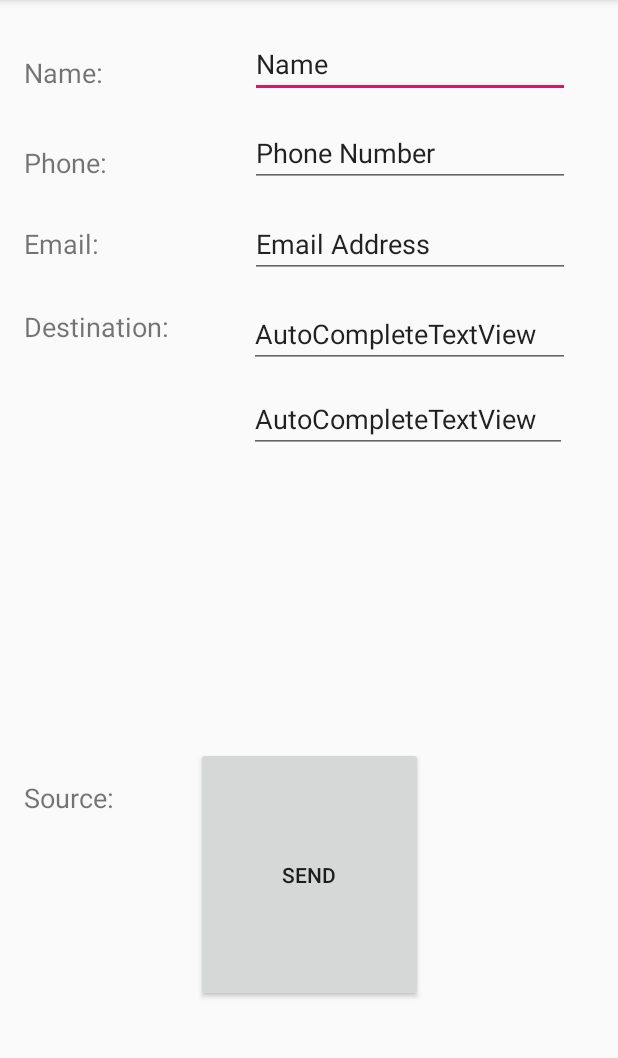
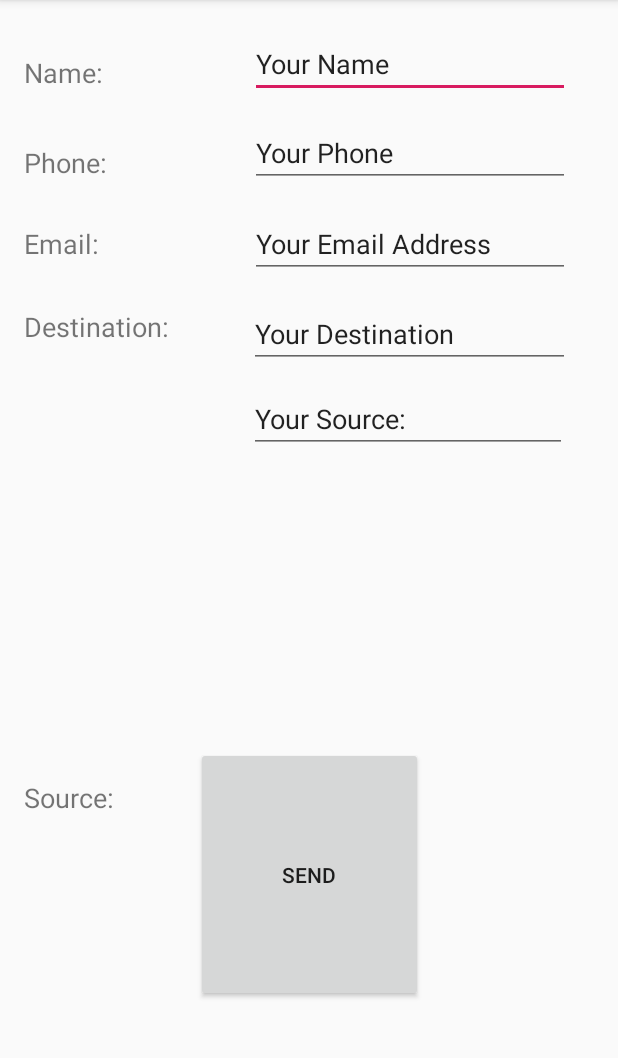
Before and after one commit to Davidr444/Android5779_1395_8250, an Android app: the MainActivity screen opened directly, with no data from a screen before it, on a phone screen of 412 x 824 dp, the part 84-1142 px from its top. Run offline under Robolectric (Android 15) with nearby library versions, the phone set to English and light mode, and no system bars; our stand-ins replace Firebase (no records; nobody signed in at launch, a user with empty details on screens opened directly).

Commit message:
adding MainActivity.xml

```diff
--- a/app/src/main/AndroidManifest.xml
+++ b/app/src/main/AndroidManifest.xml
@@ -1,6 +1,9 @@
 <?xml version="1.0" encoding="utf-8"?>
 <manifest xmlns:android="http://schemas.android.com/apk/res/android"
     package="com.jct.davidandyair.android5779_1395_8250">
+
+    <uses-permission android:name="android.permission.ACCESS_FINE_LOCATION"/>
+    <uses-permission android:name="android.permission.ACCESS_COARSE_LOCATION"/>
 
     <application
         android:allowBackup="true"
--- a/app/src/main/res/layout/activity_main.xml
+++ b/app/src/main/res/layout/activity_main.xml
@@ -16,7 +16,7 @@
         android:layout_marginEnd="60dp"
         android:layout_marginRight="60dp"
         android:layout_marginBottom="30dp"
-        android:text="Name:"
+        android:text="@string/passenger_name"
         android:textSize="18sp"
         app:layout_constraintBottom_toTopOf="@+id/textView3"
         app:layout_constraintEnd_toStartOf="@+id/editText"
@@ -32,7 +32,7 @@
         android:layout_marginEnd="60dp"
         android:layout_marginRight="60dp"
         android:layout_marginBottom="24dp"
-        android:text="Phone:"
+        android:text="@string/passenger_phone"
         android:textSize="18sp"
         app:layout_constraintBottom_toTopOf="@+id/textView4"
         app:layout_constraintEnd_toStartOf="@+id/editText3"
@@ -48,7 +48,7 @@
         android:layout_marginEnd="60dp"
         android:layout_marginRight="60dp"
         android:layout_marginBottom="25dp"
-        android:text="Email:"
+        android:text="@string/passenger_email"
         android:textSize="18sp"
         app:layout_constraintBottom_toTopOf="@+id/textView5"
         app:layout_constraintEnd_toStartOf="@+id/editText4"
@@ -65,7 +65,7 @@
         android:layout_marginEnd="17dp"
         android:layout_marginRight="17dp"
         android:layout_marginBottom="122dp"
-        android:text="Destination:"
+        android:text="@string/passenger_destination"
         android:textSize="18sp"
         app:layout_constraintBottom_toTopOf="@+id/button"
         app:layout_constraintEnd_toStartOf="@+id/autoCompleteTextView"
@@ -81,7 +81,7 @@
         android:layout_marginEnd="17dp"
         android:layout_marginRight="17dp"
         android:layout_marginBottom="219dp"
-        android:text="Source:"
+        android:text="@string/passenger_source"
         android:textSize="18sp"
         app:layout_constraintBottom_toBottomOf="parent"
         app:layout_constraintEnd_toStartOf="@+id/autoCompleteTextView3"
@@ -98,7 +98,7 @@
         android:layout_marginRight="32dp"
         android:ems="10"
         android:inputType="textPersonName"
-        android:text="Name"
+        android:text="@string/passenger_fill_name"
         app:layout_constraintEnd_toEndOf="parent"
         app:layout_constraintStart_toEndOf="@+id/textView"
         app:layout_constraintTop_toTopOf="parent" />
@@ -112,7 +112,7 @@
         android:layout_marginRight="32dp"
         android:ems="10"
         android:inputType="phone"
-        android:text="Phone Number"
+        android:text="@string/passenger_fill_Phone"
         app:layout_constraintEnd_toEndOf="parent"
         app:layout_constraintStart_toEndOf="@+id/textView3"
         app:layout_constraintTop_toBottomOf="@+id/editText" />
@@ -126,7 +126,7 @@
         android:layout_marginRight="32dp"
         android:ems="10"
         android:inputType="textEmailAddress"
-        android:text="Email Address"
+        android:text="@string/passenger_fill_email"
         app:layout_constraintEnd_toEndOf="parent"
         app:layout_constraintStart_toEndOf="@+id/textView4"
         app:layout_constraintTop_toBottomOf="@+id/editText3" />
@@ -138,7 +138,7 @@
         android:layout_marginTop="16dp"
         android:layout_marginEnd="32dp"
         android:layout_marginRight="32dp"
-        android:text="AutoCompleteTextView"
+        android:text="@string/passenger_fill_destination"
         app:layout_constraintEnd_toEndOf="parent"
         app:layout_constraintTop_toBottomOf="@+id/editText4" />
 
@@ -149,7 +149,7 @@
         android:layout_marginTop="15dp"
         android:layout_marginEnd="34dp"
         android:layout_marginRight="34dp"
-        android:text="AutoCompleteTextView"
+        android:text="@string/passenger_fill_source"
         app:layout_constraintEnd_toEndOf="parent"
         app:layout_constraintStart_toEndOf="@+id/textView6"
         app:layout_constraintTop_toBottomOf="@+id/autoCompleteTextView" />
@@ -159,7 +159,7 @@
         android:layout_width="151dp"
         android:layout_height="0dp"
         android:layout_marginBottom="100dp"
-        android:text="Send"
+        android:text="@string/send_button"
         app:layout_constraintBottom_toBottomOf="parent"
         app:layout_constraintEnd_toEndOf="parent"
         app:layout_constraintStart_toStartOf="parent"
--- a/app/src/main/res/values/strings.xml
+++ b/app/src/main/res/values/strings.xml
@@ -1,3 +1,14 @@
 <resources>
     <string name="app_name">Get Taxi</string>
+    <string name="passenger_name">Name:</string>
+    <string name="passenger_phone">Phone:</string>
+    <string name="passenger_email">Email:</string>
+    <string name="passenger_destination">Destination:</string>
+    <string name="passenger_fill_name">Your Name</string>
+    <string name="passenger_source">Source:</string>
+    <string name="passenger_fill_Phone">Your Phone</string>
+    <string name="passenger_fill_email">Your Email Address</string>
+    <string name="passenger_fill_destination">Your Destination</string>
+    <string name="passenger_fill_source">Your Source:</string>
+    <string name="send_button">Send</string>
 </resources>
```
Also changed, not shown: app/src/main/java/com/jct/davidandyair/android5779_1395_8250/controller/DistanceActivity.java (added, +120 -0 lines), app/src/main/java/com/jct/davidandyair/android5779_1395_8250/controller/GPSActivity.java (added, +167 -0 lines), app/src/main/res/layout/activity_distance.xml (added, +49 -0 lines), app/src/main/res/layout/activity_gps.xml (added, +55 -0 lines), 1 other file.
